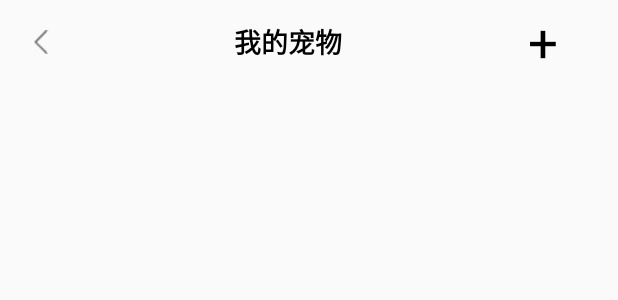
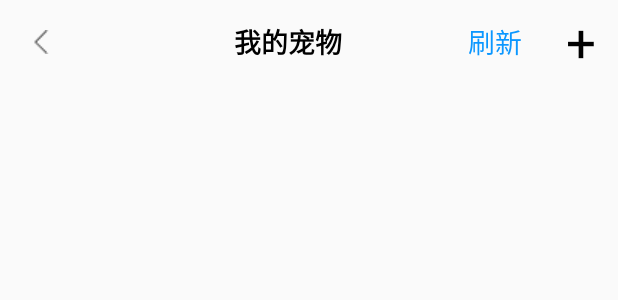
Before and after one commit to yangzhenhe111/ChongBao, an Android app: the layout activity_new_pet.xml on its own in the app's theme, with its tools: preview values and no code run, on a phone screen of 412 x 824 dp. Shown: the top 300 px of the screen. Run offline under Robolectric (Android 15) with nearby library versions, the phone set to English and light mode, and no system bars.

Commit message:
我的数据修改

```diff
--- a/app/src/main/java/com/example/pet/my/Login.java
+++ b/app/src/main/java/com/example/pet/my/Login.java
@@ -182,8 +182,8 @@ public class Login extends BaseActivity {
 
             @Override
             public void onAnimationEnd(Animator animation) {
-                Intent intent1 = new Intent(Login.this, MyDataService.class);
-                startService(intent1);
+//                Intent intent1 = new Intent(Login.this, MyDataService.class);
+//                startService(intent1);
                 Intent intent = new Intent(Login.this, MainActivity.class);
                 intent.putExtra("LOGINTYPE", type);
                 startActivity(intent);
--- a/app/src/main/java/com/example/pet/other/Cache.java
+++ b/app/src/main/java/com/example/pet/other/Cache.java
@@ -1,7 +1,5 @@
 package com.example.pet.other;
 
-import com.example.pet.other.entity.Order;
-import com.example.pet.other.entity.Pet;
 import com.example.pet.other.entity.Tips;
 import com.example.pet.other.entity.User;
 
@@ -15,7 +13,7 @@ public class Cache {
      */
     public static User user;
     public static String userPhone;
-    public static final String MY_URL = "http://10.7.90.249:8080/ChongBaoService/";//我的URL
+    public static final String MY_URL = "http://10.7.90.171:8080/";//我的URL
     public static String url = "http://10.7.89.96:8080/ChongBao_war_exploded/";
     public static int user_id = 1;
     public static HashSet<Tips> myPostSet =new HashSet<>();//浏览历史数据
--- a/app/src/main/res/layout/activity_add_address.xml
+++ b/app/src/main/res/layout/activity_add_address.xml
@@ -4,4 +4,7 @@
     android:layout_width="match_parent"
     android:layout_height="match_parent"
     xmlns:android="http://schemas.android.com/apk/res/android">
+    <com.yiguo.adressselectorlib.AddressSelector
+        android:layout_width="match_parent"
+        android:layout_height="wrap_content"/>
 </LinearLayout>
--- a/app/src/main/res/layout/activity_new_pet.xml
+++ b/app/src/main/res/layout/activity_new_pet.xml
@@ -20,15 +20,32 @@
             android:textColor="@color/black"
             android:textSize="18sp"
             android:textStyle="bold" />
+        <LinearLayout
+            android:layout_width="match_parent"
+            android:layout_height="wrap_content"
+            android:orientation="horizontal">
+            <TextView
+                android:id="@+id/tv_update"
+                android:layout_width="wrap_content"
+                android:layout_height="wrap_content"
+                android:text="刷新"
+                android:layout_gravity="center_vertical"
+                android:textColor="@color/Blue"
+                android:textSize="18sp"
+                android:layout_weight="1"/>
 
-        <TextView
-            android:id="@+id/add_new_pet"
-            android:layout_width="match_parent"
-            android:layout_height="match_parent"
-            android:gravity="center"
-            android:text="+"
-            android:textColor="@color/black"
-            android:textSize="35sp" />
+            <TextView
+                android:id="@+id/add_new_pet"
+                android:layout_width="wrap_content"
+                android:layout_height="wrap_content"
+                android:layout_gravity="center_vertical"
+                android:gravity="center_horizontal"
+                android:text="+"
+                android:textColor="@color/black"
+                android:textSize="35sp"
+                android:layout_weight="2"/>
+
+        </LinearLayout>
 
     </androidx.appcompat.widget.Toolbar>
 
--- a/app/src/main/res/layout/address_fragment.xml
+++ b/app/src/main/res/layout/address_fragment.xml
@@ -9,7 +9,6 @@
         android:layout_width="match_parent"
         android:layout_height="match_parent"/>
     <TextView
-
         android:id="@+id/address_manage_add"
         android:layout_width="match_parent"
         android:layout_height="40dp"
--- a/app/src/main/res/layout/address_item.xml
+++ b/app/src/main/res/layout/address_item.xml
@@ -1,9 +1,9 @@
 <?xml version="1.0" encoding="utf-8"?>
 <LinearLayout
-android:background="@color/colorTheme"
+    android:background="@color/colorTheme"
     xmlns:android="http://schemas.android.com/apk/res/android"
     android:layout_width="match_parent"
-    android:layout_height="110dp"
+    android:layout_height="120dp"
     android:orientation="horizontal"
     android:paddingLeft="30dp">
 
```
Also changed, not shown: app/src/main/java/com/example/pet/my/NewPet.java (+15 -1 lines), app/src/main/java/com/example/pet/my/PageFragment.java (+10 -10 lines), app/src/main/java/com/example/pet/my/PetActivity.java (+5 -2 lines).
